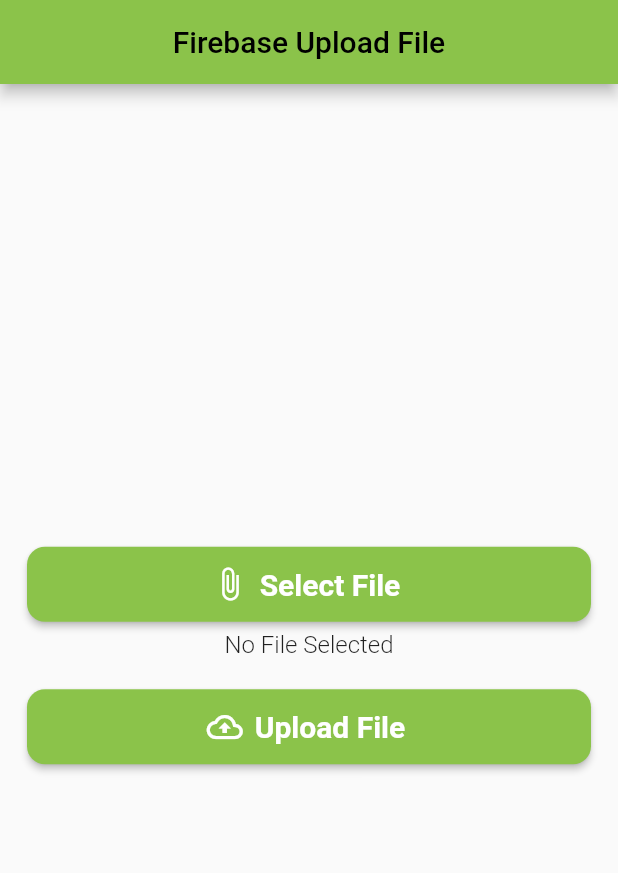
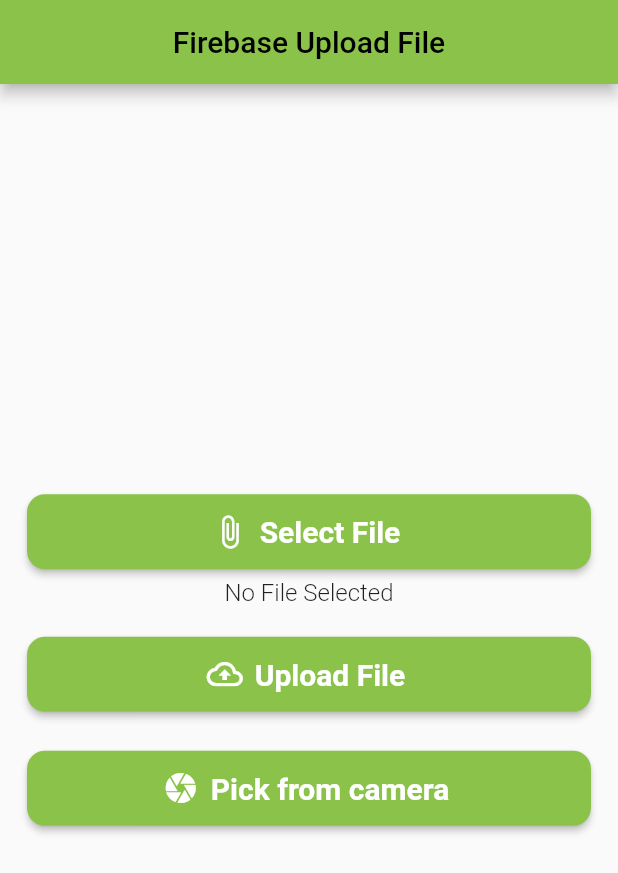
Before and after one commit to handika231/bootcamp-flutter-project, a Flutter app: the screen it shows after launch, on a phone screen of 412 x 824 dp. Shown: the top 873 px of the screen. Run offline on Flutter 3.47's test engine with Material 2 defaults, Android fonts, the light colour scheme and no system bars; our stand-ins replace file_picker, firebase_core, firebase_storage, image_picker; accounts and stored records are empty.

Commit message:
add camera picker

```diff
--- a/upload_file_app/lib/pages/home_page.dart
+++ b/upload_file_app/lib/pages/home_page.dart
@@ -3,6 +3,7 @@
 import 'package:file_picker/file_picker.dart';
 import 'package:firebase_storage/firebase_storage.dart';
 import 'package:flutter/material.dart';
+import 'package:image_picker/image_picker.dart';
 import 'package:upload_file_app/widgets/button_widget.dart';
 
 import '../utils/storage_helper.dart';
@@ -17,10 +18,12 @@
 class _HomePageState extends State<HomePage> {
   UploadTask? task;
   File? file;
+  File? imageFile;
   @override
   Widget build(BuildContext context) {
     String fileName =
         file != null ? file!.path.split('/').last : 'No File Selected';
+
     return Scaffold(
       appBar: AppBar(
         backgroundColor: Colors.lightGreen,
@@ -60,11 +63,31 @@
                 height: 6,
               ),
               (task != null ? buildUploadTask(task!) : Container()),
+              SizedBox(
+                height: 20,
+              ),
+              ButtonWidget(
+                  icon: Icons.camera,
+                  text: 'Pick from camera',
+                  onPressed: pickFromCamera),
+              (imageFile != null
+                  ? Text(imageFile!.path.split('/').last)
+                  : Container())
             ],
           ),
         ),
       ),
     );
+  }
+
+  Future pickFromCamera() async {
+    final ImagePicker _picker = ImagePicker();
+    final XFile? image = await _picker.pickImage(source: ImageSource.camera);
+    if (image != null) {
+      setState(() {
+        imageFile = File(image.path);
+      });
+    }
   }
 
   Future selectFile() async {
```
Also changed, not shown: upload_file_app/pubspec.yaml (+2 -6 lines), upload_file_app/pubspec.lock.
